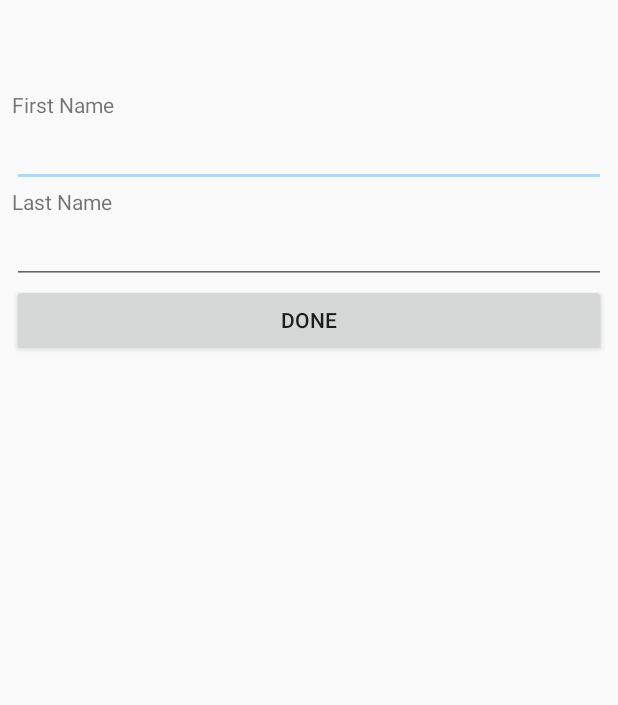
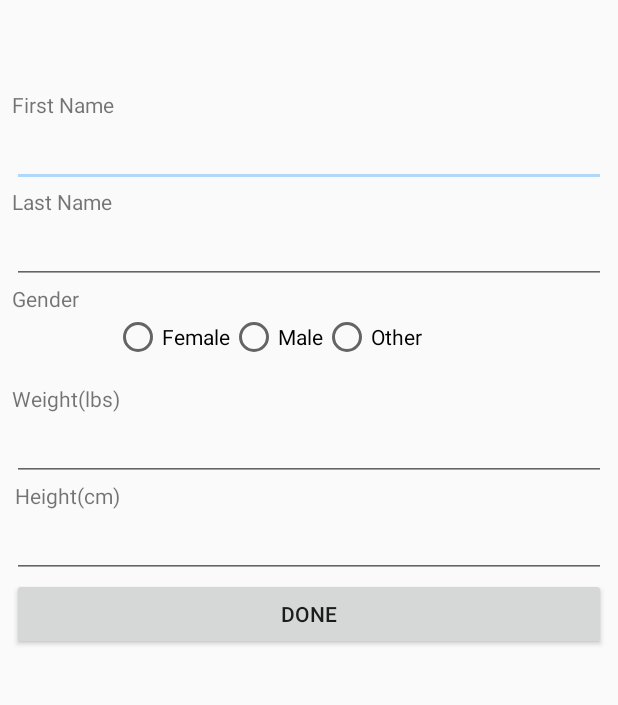
Before and after one commit to romheredia/NowFitnessUI, an Android app: the UserProfileActivity screen opened directly, with no data from a screen before it, on a phone screen of 412 x 824 dp, the part 207-912 px from its top. Run offline under Robolectric (Android 15) with nearby library versions, the phone set to English and light mode, and no system bars.

Commit message:
mge @ 06/07/17

```diff
--- a/app/src/main/res/layout/activity_user_profile.xml
+++ b/app/src/main/res/layout/activity_user_profile.xml
@@ -51,7 +51,104 @@
         android:layout_width="match_parent"
         android:layout_height="wrap_content"
         android:text="@string/button_text_done"
-        android:layout_below="@id/editText_LastName"
-        android:onClick="onClick_UserProfileDone"/>
+        android:onClick="onClick_UserProfileDone"
+        android:layout_marginBottom="10dp"
+        android:layout_alignParentLeft="true"
+        android:layout_alignParentStart="true"
+        android:layout_below="@+id/editText_Height"/>
+
+    <TextView
+        android:id="@+id/textView_Gender"
+        android:layout_width="wrap_content"
+        android:layout_height="wrap_content"
+        android:layout_alignParentLeft="true"
+        android:layout_alignParentStart="true"
+        android:layout_below="@+id/editText_LastName"
+        android:text="@string/text_view_gender"
+        android:layout_alignRight="@+id/textView_LastName"
+        android:layout_alignEnd="@+id/textView_LastName" />
+
+    <RadioGroup
+        android:layout_width="wrap_content"
+        android:layout_height="wrap_content"
+        android:layout_below="@+id/textView_Gender"
+        android:layout_toEndOf="@+id/textView_FirstName"
+        android:layout_toRightOf="@+id/textView_FirstName"
+        android:orientation="horizontal"
+        android:id="@+id/radioGroupGender"
+        android:layout_marginRight="5dp">
+
+    <RadioButton
+        android:id="@+id/radioButtonFemale"
+        android:layout_width="wrap_content"
+        android:layout_height="wrap_content"
+        android:layout_alignBottom="@+id/radioGroup"
+        android:layout_alignLeft="@+id/radioGroup"
+        android:layout_alignStart="@+id/radioGroup"
+        android:text="@string/radioBtn_Female"
+        android:onClick="onRadioButtonClicked" />
+
+        <RadioButton
+            android:id="@+id/radioButtonMale"
+            android:layout_width="wrap_content"
+            android:layout_height="wrap_content"
+            android:layout_alignBottom="@+id/radioGroup"
+            android:layout_toEndOf="@+id/radioGroup"
+            android:layout_toRightOf="@+id/radioGroup"
+            android:onClick="onRadioButtonClicked"
+            android:text="@string/radioBtn_Male" />
+
+        <RadioButton
+            android:id="@+id/radioButtonOther"
+            android:layout_width="wrap_content"
+            android:layout_height="wrap_content"
+            android:layout_alignEnd="@+id/editTextUPLname"
+            android:layout_alignRight="@+id/editTextUPLname"
+            android:layout_alignTop="@+id/radioGroup"
+            android:layout_marginEnd="10dp"
+            android:layout_marginRight="10dp"
+            android:onClick="onRadioButtonClicked"
+            android:text="@string/radioBtn_Other" />
+
+    </RadioGroup>
+
+    <TextView
+        android:id="@+id/textView_Weight"
+        android:layout_width="wrap_content"
+        android:layout_height="wrap_content"
+        android:layout_alignParentLeft="true"
+        android:layout_alignParentStart="true"
+        android:layout_below="@+id/radioGroupGender"
+        android:layout_marginTop="15dp"
+        android:text="@string/text_view_weight" />
+
+    <TextView
+        android:id="@+id/textView_Height"
+        android:layout_width="wrap_content"
+        android:layout_height="wrap_content"
+        android:text="@string/text_view_height"
+        android:layout_below="@+id/editText_Weight"
+        android:layout_alignRight="@+id/textView_Weight"
+        android:layout_alignEnd="@+id/textView_Weight" />
+
+    <EditText
+        android:id="@+id/editText_Weight"
+        android:layout_width="wrap_content"
+        android:layout_height="wrap_content"
+        android:inputType="text"
+        android:layout_below="@+id/textView_Weight"
+        android:layout_alignParentLeft="true"
+        android:layout_alignParentStart="true"
+        android:layout_alignParentRight="true"
+        android:layout_alignParentEnd="true" />
+
+    <EditText
+        android:id="@+id/editText_Height"
+        android:layout_width="wrap_content"
+        android:layout_height="wrap_content"
+        android:layout_below="@+id/textView_Height"
+        android:layout_alignParentLeft="true"
+        android:inputType="text"
+        android:layout_alignParentRight="true" />
 
 </RelativeLayout>
```
Also changed, not shown: app/src/main/res/layout/activity_now.xml (added, +42 -0 lines), app/src/main/res/layout/activity_now_main.xml (added, +45 -0 lines), app/src/main/res/layout/fragment_now.xml (+20 -7 lines).
